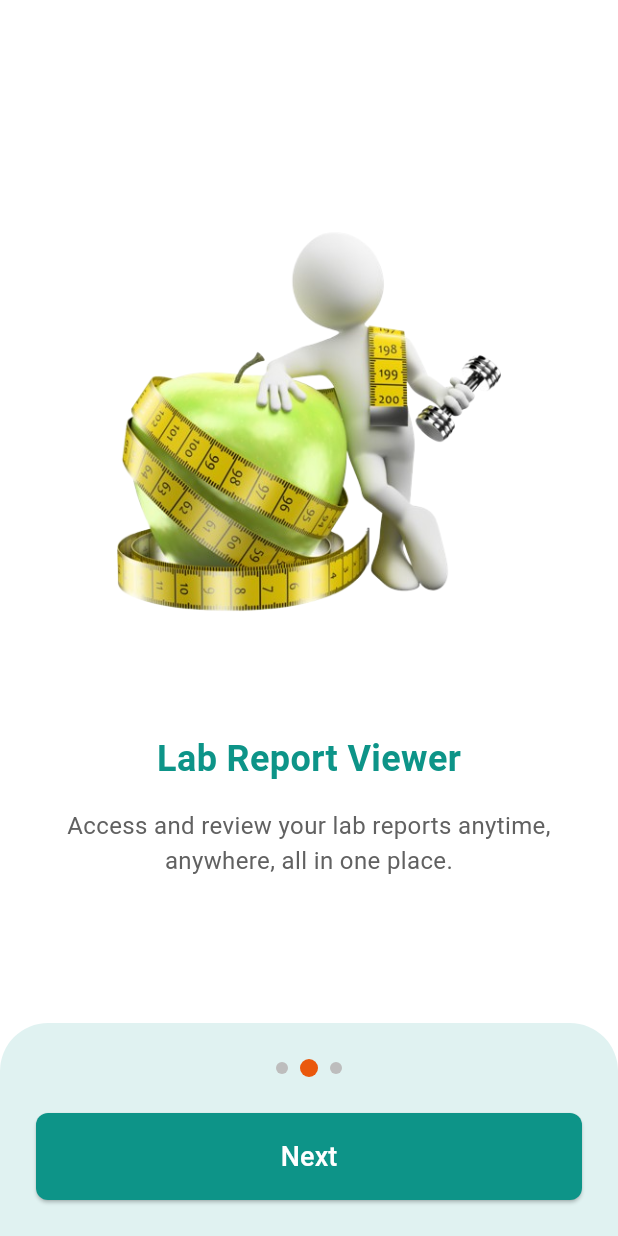
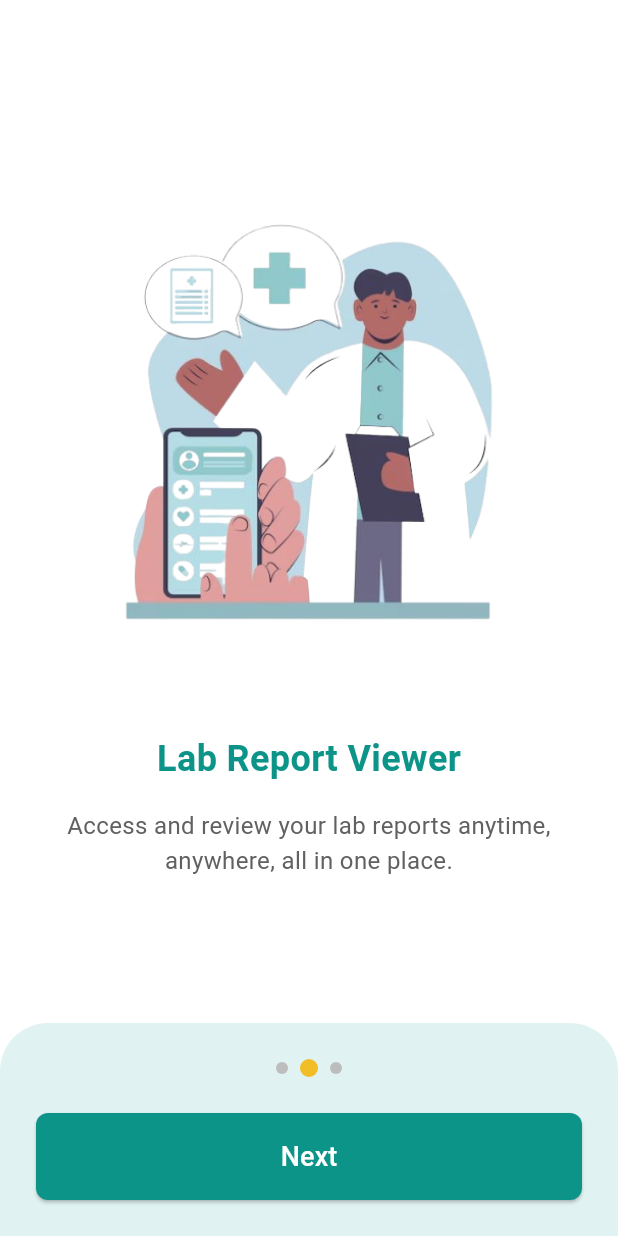
Before and after one commit to MediLink-ucsc/Health-Tracker, a Flutter app: the screen it shows after launch, after a tap on "Next", on a phone screen of 412 x 824 dp. Run offline on Flutter 3.47's test engine with Material 3 defaults, Android fonts, the phone set to English and light mode, and no system bars; our stand-ins replace file_picker, fl_chart, shared_preferences, table_calendar.

```diff
--- a/lib/main.dart
+++ b/lib/main.dart
@@ -1,6 +1,7 @@
 import 'package:flutter/material.dart';
 import 'package:flutter/services.dart';
 import 'package:health_tracker/screens/get_started_page.dart';
+import 'package:health_tracker/screens/splash_screen.dart';
 
 void main() {
   SystemChrome.setSystemUIOverlayStyle(
@@ -18,7 +19,7 @@ class MyApp extends StatelessWidget {
   const MyApp({super.key});
 
   static const Color primaryColor = Color(0xFF0D9488); // Teal green
-  static const Color accentColor = Color(0xFFEA580C); // Orange
+  static const Color accentColor = Color(0xFFF1BE26); // Orange
 
   @override
   Widget build(BuildContext context) {
@@ -26,9 +27,8 @@ class MyApp extends StatelessWidget {
       debugShowCheckedModeBanner: false,
       theme: ThemeData(
         useMaterial3: true,
-        scaffoldBackgroundColor: const Color(
-          0xFFF8FAF9,
-        ), // Soft light background
+        scaffoldBackgroundColor: const Color(0xFFF8FAF9),
+        // Soft light background
         colorScheme: ColorScheme.light(
           primary: primaryColor,
           secondary: accentColor,
@@ -59,10 +59,14 @@ class MyApp extends StatelessWidget {
           filled: true,
         ),
         checkboxTheme: CheckboxThemeData(
-          fillColor: MaterialStateProperty.all(accentColor),
+          fillColor: WidgetStateProperty.all(Colors.transparent),
+          checkColor: WidgetStateProperty.all(
+            Color(0xFF0D9488),
+          ), // your primaryColor
+          side: BorderSide(color: Color(0xFF0D9488), width: 2),
         ),
       ),
-      home: const GetStartedPage(),
+      home: const SplashScreen(),
     );
   }
 }
--- a/lib/screens/Home/home_screen.dart
+++ b/lib/screens/Home/home_screen.dart
@@ -37,7 +37,7 @@ class HomeScreen extends StatelessWidget {
                     radius: 28,
 
                     backgroundColor: Color(0xFF0D9488),
-                    backgroundImage: AssetImage('assets/icon/female_user.png'),
+                    backgroundImage: AssetImage('assets/icon/user_2.png'),
                   ),
                   const SizedBox(width: 16),
                   Expanded(
--- a/lib/screens/Metrics/record_metrices_section.dart
+++ b/lib/screens/Metrics/record_metrices_section.dart
@@ -48,10 +48,6 @@ class _RecordMetricsScreenState extends State<RecordMetricsScreen> {
   Widget build(BuildContext context) {
     const primaryColor = Color(0xFF0D9488);
     return Scaffold(
-      appBar: AppBar(
-        title: const Text('Record Daily Metrics'),
-        backgroundColor: primaryColor,
-      ),
       body: SingleChildScrollView(
         padding: const EdgeInsets.all(24),
         child: Column(
--- a/lib/screens/Profile/profile_screen.dart
+++ b/lib/screens/Profile/profile_screen.dart
@@ -29,9 +29,7 @@ class ProfileScreen extends StatelessWidget {
                   CircleAvatar(
                     radius: 50,
                     backgroundColor: primaryColor.withOpacity(0.2),
-                    backgroundImage: const AssetImage(
-                      'assets/icon/female_user.png',
-                    ),
+                    backgroundImage: const AssetImage('assets/icon/user_2.png'),
                   ),
                   const SizedBox(height: 12),
                   const Text(
--- a/lib/screens/get_started_page.dart
+++ b/lib/screens/get_started_page.dart
@@ -1,32 +1,32 @@
 import 'package:flutter/material.dart';
 import 'package:health_tracker/screens/user_login_screen.dart';
 
-class GetStartedPage extends StatefulWidget {
-  const GetStartedPage({super.key});
+class GetStartedScreen extends StatefulWidget {
+  const GetStartedScreen({super.key});
 
   @override
-  State<GetStartedPage> createState() => _GetStartedPageState();
+  State<GetStartedScreen> createState() => _GetStartedScreenState();
 }
 
-class _GetStartedPageState extends State<GetStartedPage> {
+class _GetStartedScreenState extends State<GetStartedScreen> {
   final PageController _controller = PageController();
   int _currentPage = 0;
 
   static const primaryColor = Color(0xFF0D9488);
-  static const accentColor = Color(0xFFEA580C);
+  static const accentColor = Color(0xFFF1BE26);
 
   final List<_IntroPage> _pages = const [
     _IntroPage(
       title: "Clinical Use",
       description:
           "Easily manage your clinical appointments and stay connected with your healthcare providers.",
-      imageAsset: "assets/icon/phone_use.png",
+      imageAsset: "assets/icon/doctor_2.png",
     ),
     _IntroPage(
       title: "Lab Report Viewer",
       description:
           "Access and review your lab reports anytime, anywhere, all in one place.",
-      imageAsset: "assets/icon/weight_tracking.png",
+      imageAsset: "assets/icon/lab_report_3.png",
     ),
     _IntroPage(
       title: "Daily Health Records",
--- /dev/null
+++ b/lib/screens/splash_screen.dart
@@ -0,0 +1,37 @@
+import 'dart:async';
+import 'package:flutter/material.dart';
+import 'get_started_page.dart'; // adjust path if needed
+
+class SplashScreen extends StatefulWidget {
+  const SplashScreen({super.key});
+
+  @override
+  State<SplashScreen> createState() => _SplashScreenState();
+}
+
+class _SplashScreenState extends State<SplashScreen> {
+  @override
+  void initState() {
+    super.initState();
+    // After 3 seconds, go to GetStartedScreen
+    Timer(const Duration(seconds: 3), () {
+      Navigator.pushReplacement(
+        context,
+        MaterialPageRoute(builder: (context) => const GetStartedScreen()),
+      );
+    });
+  }
+
+  @override
+  Widget build(BuildContext context) {
+    return Scaffold(
+      body: Center(
+        child: Image.asset(
+          'assets/icon/health_tracker_loading_2.png', // make sure this image exists
+          width: 1024,
+          height: 1536,
+        ),
+      ),
+    );
+  }
+}
--- a/pubspec.yaml
+++ b/pubspec.yaml
@@ -37,6 +37,7 @@ dependencies:
   file_picker: ^10.2.0
   table_calendar: ^3.0.9
   fl_chart: ^1.0.0
+  shared_preferences: ^2.5.3
 
 dev_dependencies:
   flutter_test:
```
Also changed, not shown: lib/screens/user_login_screen.dart (+30 -2 lines), lib/screens/user_signing_screen.dart (+213 -89 lines), assets/app_Icons/HealthTrackerLogo.png (added), assets/icon/doctor.png (added), assets/icon/doctor_2.png (added), assets/icon/health_tracker_loading.png (added), assets/icon/health_tracker_loading_2.png (added), assets/icon/lab_report_3.png (added), assets/icon/user.png (added), assets/icon/user_2.png (added), pubspec.lock, 1 other file.
